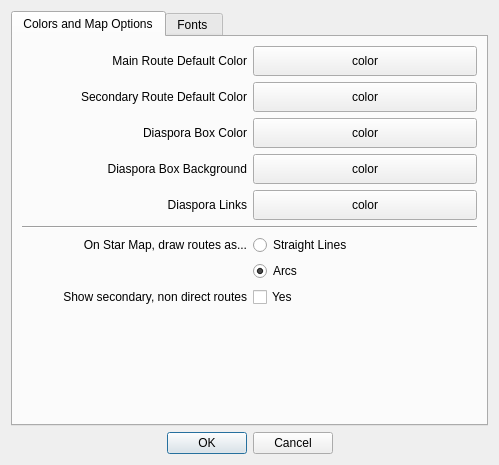
Above: warpmain/dialogs/preferencesdialog.ui from maxlambertini/Warp2010 before the change. Below: the same form after it.
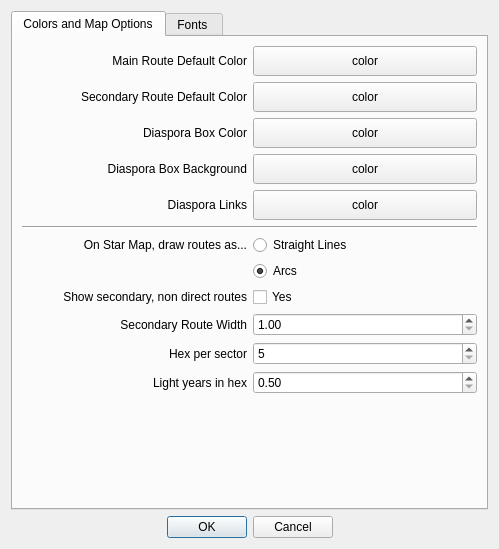
That is the form after the change. Custom widgets are drawn as their Qt base class.

The edit to the form file:
```diff
--- a/warpmain/dialogs/preferencesdialog.ui
+++ b/warpmain/dialogs/preferencesdialog.ui
@@ -7,7 +7,7 @@
     <x>0</x>
     <y>0</y>
     <width>499</width>
-    <height>465</height>
+    <height>549</height>
    </rect>
   </property>
   <property name="sizePolicy">
@@ -49,6 +49,19 @@
           <layout class="QVBoxLayout" name="verticalLayout_2">
            <item>
             <layout class="QGridLayout" name="gridLayout">
+             <item row="9" column="1">
+              <widget class="QLabel" name="label_8">
+               <property name="text">
+                <string>Secondary Route Width</string>
+               </property>
+               <property name="alignment">
+                <set>Qt::AlignRight|Qt::AlignTrailing|Qt::AlignVCenter</set>
+               </property>
+               <property name="margin">
+                <number>2</number>
+               </property>
+              </widget>
+             </item>
              <item row="0" column="2">
               <widget class="QtColorPicker" name="colorMainRoute">
                <property name="minimumSize">
@@ -295,6 +308,71 @@
                </property>
               </widget>
              </item>
+             <item row="10" column="1">
+              <widget class="QLabel" name="label_9">
+               <property name="text">
+                <string>Hex per sector</string>
+               </property>
+               <property name="alignment">
+                <set>Qt::AlignRight|Qt::AlignTrailing|Qt::AlignVCenter</set>
+               </property>
+               <property name="margin">
+                <number>2</number>
+               </property>
+              </widget>
+             </item>
+             <item row="11" column="1">
+              <widget class="QLabel" name="label_10">
+               <property name="text">
+                <string>Light years in hex</string>
+               </property>
+               <property name="alignment">
+                <set>Qt::AlignRight|Qt::AlignTrailing|Qt::AlignVCenter</set>
+               </property>
+               <property name="margin">
+                <number>2</number>
+               </property>
+              </widget>
+             </item>
+             <item row="9" column="2">
+              <widget class="QDoubleSpinBox" name="spnSecondaryRouteWidth">
+               <property name="minimum">
+                <double>1.000000000000000</double>
+               </property>
+               <property name="maximum">
+                <double>10.000000000000000</double>
+               </property>
+               <property name="singleStep">
+                <double>0.250000000000000</double>
+               </property>
+               <property name="value">
+                <double>1.000000000000000</double>
+               </property>
+              </widget>
+             </item>
+             <item row="11" column="2">
+              <widget class="QDoubleSpinBox" name="spnLightYearsHex">
+               <property name="minimum">
+                <double>0.500000000000000</double>
+               </property>
+               <property name="maximum">
+                <double>10.000000000000000</double>
+               </property>
+               <property name="singleStep">
+                <double>0.500000000000000</double>
+               </property>
+              </widget>
+             </item>
+             <item row="10" column="2">
+              <widget class="QSpinBox" name="spnHexPerSector">
+               <property name="minimum">
+                <number>5</number>
+               </property>
+               <property name="maximum">
+                <number>30</number>
+               </property>
+              </widget>
+             </item>
             </layout>
            </item>
           </layout>
```
